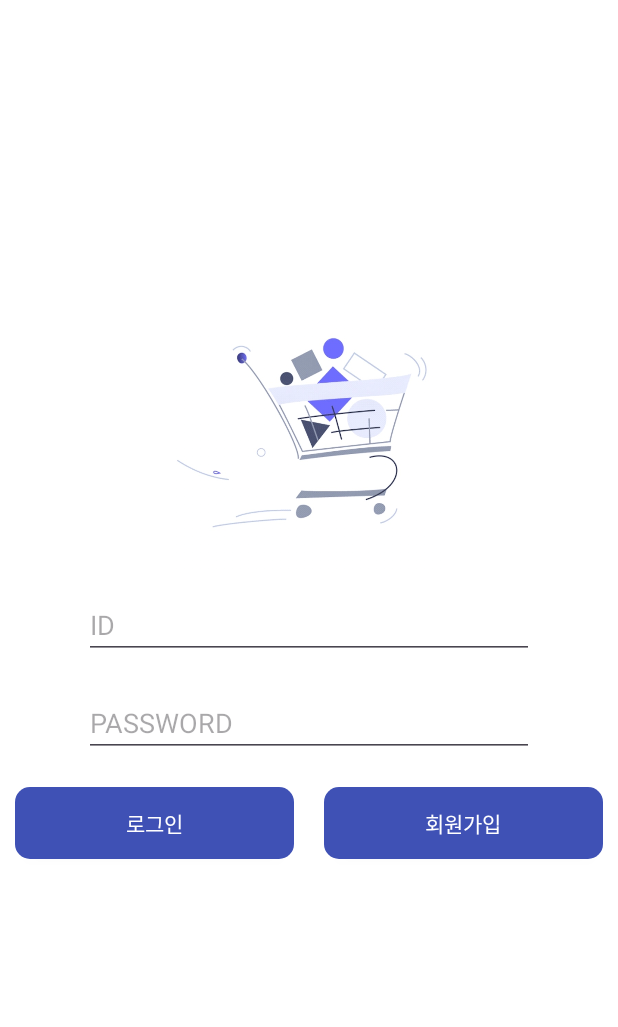
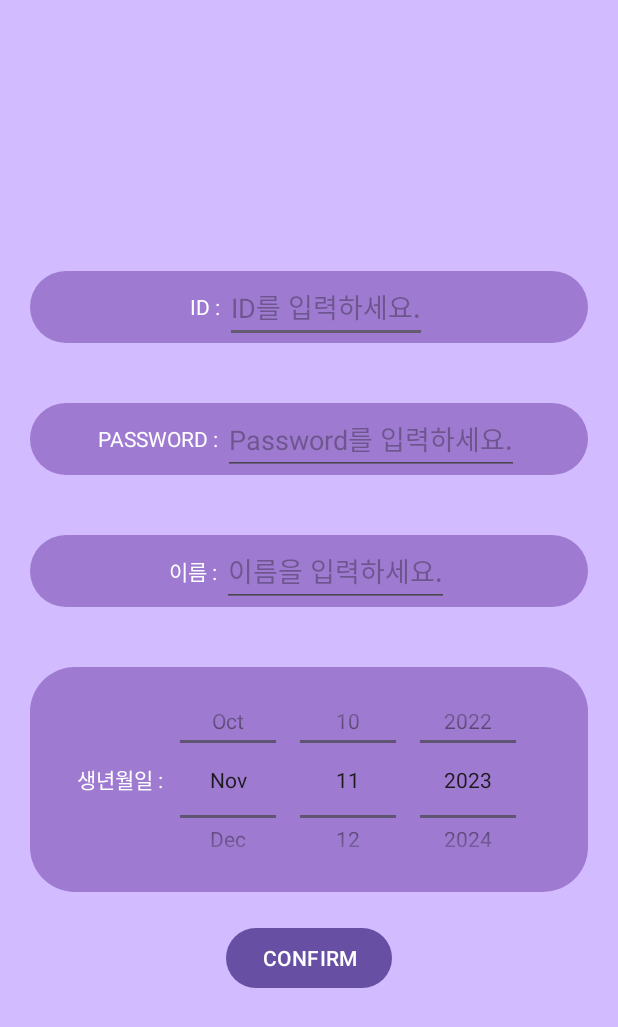
Before and after one commit to keon22han/sealed_secondhand, an Android app: the screen it shows after launch (LoginActivity before the commit, SignupActivity after it), after a tap on "회원가입", on a phone screen of 412 x 824 dp. Shown: the top 1027 px of the screen. Run offline under Robolectric (Android 15) with nearby library versions, the phone set to English and light mode, and no system bars; our stand-ins replace Firebase (no records; nobody signed in at launch, a user with empty details on screens opened directly).

Commit message:
add Signup Code
add Signup Code

```diff
--- a/app/src/main/AndroidManifest.xml
+++ b/app/src/main/AndroidManifest.xml
@@ -21,6 +21,10 @@
             android:exported="true">
         </activity>
         <activity
+            android:name=".SignupActivity"
+            android:exported="true">
+        </activity>
+        <activity
             android:name=".LoginActivity"
             android:exported="true">
         </activity>
--- a/app/src/main/java/com/example/sealed_secondhand/LoginActivity.kt
+++ b/app/src/main/java/com/example/sealed_secondhand/LoginActivity.kt
@@ -27,7 +27,6 @@ class LoginActivity : AppCompatActivity() {
         firebaseauth = FirebaseAuthentication.getInstance(this)
         val sceneRoot = findViewById<FrameLayout>(R.id.scene_root)
         scene1 = Scene.getSceneForLayout(sceneRoot, R.layout.activity_login_scene1, this)
-        var fadeTransition: Transition = Fade()
         var transition: Transition = TransitionInflater.from(this).inflateTransition(R.transition.transition1)
 
         val thread = Thread {
@@ -57,20 +56,9 @@ class LoginActivity : AppCompatActivity() {
                 }
                 signupButton = findViewById(R.id.signupButton)
                 signupButton.setOnClickListener {
-                    if (idEditText.text.toString() != "" && pwEditText.text.toString() != "") {
-                        FirebaseAuthentication.doSignUp(idEditText.text.toString(), pwEditText.text.toString())
-                            .addOnCompleteListener(this) {
-                                if (it.isSuccessful) {
-                                    Toast.makeText(this, "SignUp Success, 로그인을 진행해 주세요.", Toast.LENGTH_SHORT).show()
-                                    idEditText.setText("")
-                                    pwEditText.setText("")
-                                } else {
-                                    Toast.makeText(this, "SignUp Failed", Toast.LENGTH_SHORT).show()
-                                }
-                            }
-                    } else {
-                        Toast.makeText(this, "ID 및 PASSWORD를 입력해주세요.", Toast.LENGTH_SHORT).show()
-                    }
+                    val intent = Intent(applicationContext, SignupActivity::class.java)
+                    startActivity(intent)
+                    finish()
                 }
 
             }
@@ -78,3 +66,19 @@ class LoginActivity : AppCompatActivity() {
         thread.start()
     }
 }
+
+//                    // 회원가입 관련 코드
+//                    if (idEditText.text.toString() != "" && pwEditText.text.toString() != "") {
+//                        FirebaseAuthentication.doSignUp(idEditText.text.toString(), pwEditText.text.toString())
+//                            .addOnCompleteListener(this) {
+//                                if (it.isSuccessful) {
+//                                    Toast.makeText(this, "SignUp Success, 로그인을 진행해 주세요.", Toast.LENGTH_SHORT).show()
+//                                    idEditText.setText("")
+//                                    pwEditText.setText("")
+//                                } else {
+//                                    Toast.makeText(this, "SignUp Failed", Toast.LENGTH_SHORT).show()
+//                                }
+//                            }
+//                    } else {
+//                        Toast.makeText(this, "ID 및 PASSWORD를 입력해주세요.", Toast.LENGTH_SHORT).show()
+//                    }
--- a/app/src/main/java/com/example/sealed_secondhand/MainActivity.kt
+++ b/app/src/main/java/com/example/sealed_secondhand/MainActivity.kt
@@ -4,7 +4,6 @@ import android.animation.ObjectAnimator
 import androidx.appcompat.app.AppCompatActivity
 import android.os.Bundle
 import android.view.View
-import android.widget.Toast
 import androidx.fragment.app.Fragment
 
 class MainActivity : AppCompatActivity() {
--- a/app/src/main/java/com/example/sealed_secondhand/db/models/User.kt
+++ b/app/src/main/java/com/example/sealed_secondhand/db/models/User.kt
@@ -2,7 +2,10 @@ package com.example.sealed_secondhand.db.models
 
 // 회원가입 시 유저 데이터 저장
 class User {
+    lateinit var firebaseUserId: String
     lateinit var nickName: String
     lateinit var profileImgUrl: String
-    lateinit var uid: String
+    lateinit var userId: String
+    lateinit var userPW: String
+    lateinit var birthDay: String
 }
--- a/app/src/main/java/com/example/sealed_secondhand/recyclerview/ChatRecyclerAdapter.kt
+++ b/app/src/main/java/com/example/sealed_secondhand/recyclerview/ChatRecyclerAdapter.kt
@@ -44,7 +44,8 @@ class ChatRecyclerAdapter(comments: ArrayList<ChatModel.Comment>) : ListAdapter<
     override fun onBindViewHolder(holder: ChatViewHolder, position: Int) {
         if(comments[position].uid == FirebaseAuthentication.getCurrentUser()) {
             holder.chatView.findViewById<TextView>(R.id.chatTextView).text = comments[position].message
-            holder.chatView.findViewById<TextView>(R.id.chatTextView).setBackgroundResource(R.drawable.button_style2)
+            holder.chatView.findViewById<LinearLayout>(R.id.chatTextLayout).setBackgroundResource(R.drawable.button_style2)
+            holder.chatView.findViewById<TextView>(R.id.timeTextView).gravity = Gravity.LEFT
             var chatLayout: LinearLayout = holder.chatView.findViewById(R.id.chatLayout)
             val layoutParams = chatLayout.layoutParams as? FrameLayout.LayoutParams
 
@@ -61,7 +62,7 @@ class ChatRecyclerAdapter(comments: ArrayList<ChatModel.Comment>) : ListAdapter<
 //                .into(holder.chatView.findViewById(R.id.userProfileImageView))
 
             holder.chatView.findViewById<TextView>(R.id.chatTextView).text = comments[position].message
-            holder.chatView.findViewById<TextView>(R.id.chatTextView).setBackgroundResource(R.drawable.button_style3)
+            holder.chatView.findViewById<LinearLayout>(R.id.chatTextLayout).setBackgroundResource(R.drawable.button_style3)
             holder.chatView.findViewById<LinearLayout>(R.id.chatLayout).gravity = Gravity.RIGHT
             holder.chatView.findViewById<TextView>(R.id.timeTextView).gravity = Gravity.LEFT
         }
--- /dev/null
+++ b/app/src/main/res/drawable/layout_style1.xml
@@ -0,0 +1,11 @@
+<?xml version="1.0" encoding="utf-8"?>
+<ripple xmlns:android="http://schemas.android.com/apk/res/android"
+    android:color="#7241FB">
+    <!-- 배경색 -->
+    <item android:id="@android:id/background">
+        <shape xmlns:android="http://schemas.android.com/apk/res/android">
+            <corners android:radius="30dp"/>
+            <solid android:color="#9E7AD1"/>
+        </shape>
+    </item>
+</ripple>
--- a/app/src/main/res/layout/activity_chat.xml
+++ b/app/src/main/res/layout/activity_chat.xml
@@ -2,7 +2,7 @@
 <LinearLayout xmlns:android="http://schemas.android.com/apk/res/android"
     android:layout_width="match_parent"
     android:layout_height="match_parent"
-    android:background="@color/white"
+    android:background="#FF232323"
     android:orientation="vertical">
 
     <androidx.recyclerview.widget.RecyclerView
--- a/app/src/main/res/layout/activity_chatlist.xml
+++ b/app/src/main/res/layout/activity_chatlist.xml
@@ -2,7 +2,7 @@
 <LinearLayout xmlns:android="http://schemas.android.com/apk/res/android"
     android:layout_width="match_parent"
     android:layout_height="match_parent"
-    android:background="@drawable/button_style1">
+    android:background="#232323">
     <androidx.recyclerview.widget.RecyclerView
         android:id="@+id/chatListRecyclerView"
         android:layout_width="match_parent"
--- /dev/null
+++ b/app/src/main/res/layout/activity_signup.xml
@@ -0,0 +1,92 @@
+<?xml version="1.0" encoding="utf-8"?>
+<LinearLayout xmlns:android="http://schemas.android.com/apk/res/android"
+    android:orientation="vertical"
+    android:layout_width="match_parent"
+    android:layout_height="match_parent"
+    android:background="#D3BBFF"
+    android:gravity="center">
+    <LinearLayout
+        android:layout_width="match_parent"
+        android:layout_height="wrap_content"
+        android:gravity="center"
+        android:layout_margin="20dp"
+        android:background="@drawable/layout_style1"
+        android:orientation="horizontal">
+        <TextView
+            android:layout_width="wrap_content"
+            android:layout_height="wrap_content"
+            android:textColor="@color/white"
+            android:text="ID : "/>
+        <EditText
+            android:id="@+id/signupIdTextView"
+            android:layout_width="wrap_content"
+            android:layout_height="wrap_content"
+            android:textColor="@color/white"
+            android:hint="ID를 입력하세요."/>
+    </LinearLayout>
+    <LinearLayout
+        android:layout_width="match_parent"
+        android:layout_height="wrap_content"
+        android:gravity="center"
+        android:layout_margin="20dp"
+        android:background="@drawable/layout_style1"
+        android:orientation="horizontal">
+        <TextView
+            android:layout_width="wrap_content"
+            android:layout_height="wrap_content"
+            android:textColor="@color/white"
+            android:text="PASSWORD : "/>
+        <EditText
+            android:id="@+id/signupPWTextView"
+            android:layout_width="wrap_content"
+            android:layout_height="wrap_content"
+            android:textColor="@color/white"
+            android:hint="Password를 입력하세요."/>
+    </LinearLayout>
+    <LinearLayout
+        android:layout_width="match_parent"
+        android:layout_height="wrap_content"
+        android:gravity="center"
+        android:layout_margin="20dp"
+        android:background="@drawable/layout_style1"
+        android:orientation="horizontal">
+        <TextView
+            android:layout_width="wrap_content"
+            android:layout_height="wrap_content"
+            android:textColor="@color/white"
+            android:text="이름 : "/>
+        <EditText
+            android:id="@+id/signupNameTextView"
+            android:layout_width="wrap_content"
+            android:layout_height="wrap_content"
+            android:textColor="@color/white"
+            android:hint="이름을 입력하세요."/>
+    </LinearLayout>
+    <LinearLayout
+        android:layout_width="match_parent"
+        android:layout_height="wrap_content"
+        android:gravity="center"
+        android:layout_margin="20dp"
+        android:background="@drawable/layout_style1"
+        android:orientation="horizontal">
+        <TextView
+            android:layout_width="wrap_content"
+            android:layout_height="wrap_content"
+            android:textColor="@color/white"
+            android:text="생년월일 : "/>
+        <DatePicker
+            android:id="@+id/signupDatePicker"
+            android:layout_width="wrap_content"
+            android:layout_height="150dp"
+            android:outlineAmbientShadowColor="@color/white"
+            android:calendarViewShown="false"
+            android:datePickerMode="spinner"/>
+    </LinearLayout>
+
+    <Button
+        android:id="@+id/signupCompleteButton"
+        android:layout_width="wrap_content"
+        android:layout_height="wrap_content"
+        android:text="CONFIRM" />
+
+</LinearLayout>
```
Also changed, not shown: app/src/main/java/com/example/sealed_secondhand/SignupActivity.kt (added, +50 -0 lines), app/src/main/res/layout/chat_item.xml (+22 -9 lines).
